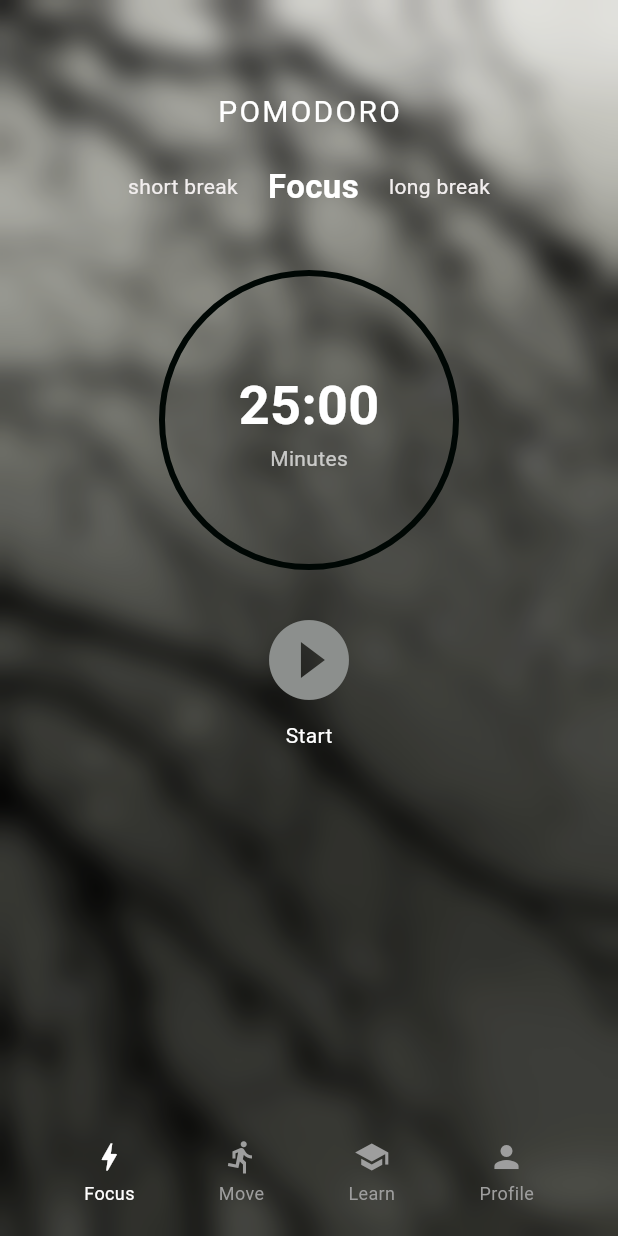
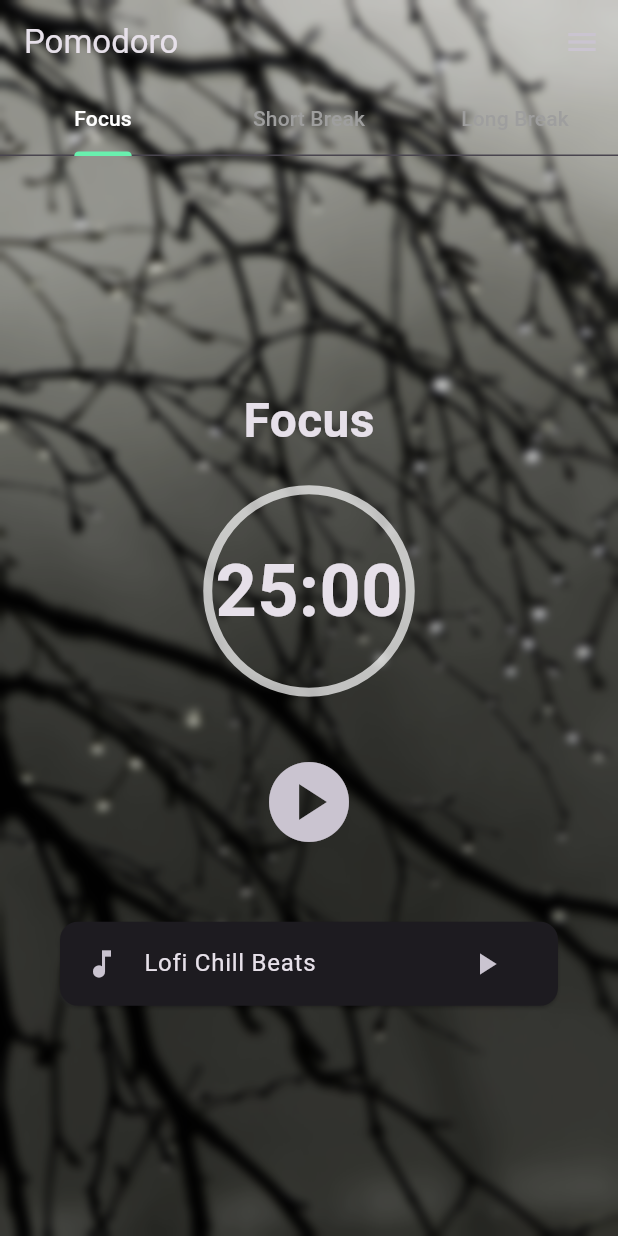
Before and after one commit to ritul805/momentum-app, a Flutter app: the screen it shows after launch, on a phone screen of 412 x 824 dp. Run offline on Flutter 3.47's test engine with Material 3 defaults, Android fonts, the phone set to English and light mode, and no system bars.

```diff
--- a/pomodoro_app/lib/main.dart
+++ b/pomodoro_app/lib/main.dart
@@ -1,239 +1,260 @@
-import 'package:flutter/material.dart';
 import 'dart:async';
 import 'dart:ui';
+import 'package:flutter/material.dart';
 
 void main() {
-  runApp(const PomodoroApp());
+  runApp(const MyApp());
 }
 
-class PomodoroApp extends StatelessWidget {
-  const PomodoroApp({super.key});
+class MyApp extends StatelessWidget {
+  const MyApp({super.key});
 
   @override
   Widget build(BuildContext context) {
-    return const MaterialApp(
+    return MaterialApp(
+      title: 'Pomodoro App',
+      theme: ThemeData.dark(),
+      home: const PomodoroScreen(),
       debugShowCheckedModeBanner: false,
-      home: PomodoroScreen(),
     );
   }
-}
-
-class NavItemData {
-  final IconData icon;
-  final String label;
-
-  NavItemData({required this.icon, required this.label});
 }
 
 class PomodoroScreen extends StatefulWidget {
   const PomodoroScreen({super.key});
 
   @override
-  // ignore: library_private_types_in_public_api
-  _PomodoroScreenState createState() => _PomodoroScreenState();
+  State<PomodoroScreen> createState() => _PomodoroScreenState();
 }
 
-class _PomodoroScreenState extends State<PomodoroScreen> {
-  int _selectedIndex = 0;
-  static const int initialTime = 25 * 60;
-  int _remainingTime = initialTime;
-  bool _isRunning = false;
+class _PomodoroScreenState extends State<PomodoroScreen> with TickerProviderStateMixin {
+  final List<String> timerTypes = ["Focus", "Short Break", "Long Break"];
+  final Map<String, int> timerDurations = {
+    "Focus": 1500,
+    "Short Break": 300,
+    "Long Break": 900,
+  };
+
+  late String selectedTimerType;
+  late int remainingSeconds;
   Timer? _timer;
+  bool isRunning = false;
 
-  final List<NavItemData> navItems = [
-    NavItemData(icon: Icons.bolt, label: "Focus"),
-    NavItemData(icon: Icons.directions_run, label: "Move"),
-    NavItemData(icon: Icons.school, label: "Learn"),
-    NavItemData(icon: Icons.person, label: "Profile"),
-  ];
+  late TabController _tabController;
 
-  void _onNavItemTapped(int index) {
+  @override
+  void initState() {
+    super.initState();
+    selectedTimerType = "Focus";
+    remainingSeconds = timerDurations[selectedTimerType]!;
+    _tabController = TabController(length: 3, vsync: this);
+    _tabController.addListener(() {
+      if (_tabController.indexIsChanging) return;
       setState(() {
-      _selectedIndex = index;
+        selectedTimerType = timerTypes[_tabController.index];
+        remainingSeconds = timerDurations[selectedTimerType]!;
+        _timer?.cancel();
+        isRunning = false;
+      });
     });
   }
 
-  void _toggleTimer() {
-    if (_isRunning) {
-      _pauseTimer();
+  void toggleTimer() {
+    if (isRunning) {
+      _timer?.cancel();
     } else {
-      _startTimer();
-    }
-  }
-
-  void _startTimer() {
       _timer = Timer.periodic(const Duration(seconds: 1), (timer) {
-      if (_remainingTime > 0) {
         setState(() {
-          _remainingTime--;
-        });
+          if (remainingSeconds > 0) {
+            remainingSeconds--;
           } else {
-        _pauseTimer();
+            _timer?.cancel();
+            isRunning = false;
           }
         });
-
+      });
+    }
     setState(() {
-      _isRunning = true;
+      isRunning = !isRunning;
     });
   }
 
-  void _pauseTimer() {
-    _timer?.cancel();
-    setState(() {
-      _isRunning = false;
-    });
-  }
-
-  String _formatTime(int seconds) {
+  String formatTime(int seconds) {
     final minutes = seconds ~/ 60;
     final secs = seconds % 60;
-    return '${minutes.toString().padLeft(2, '0')}:${secs.toString().padLeft(2, '0')}';
+    return "$minutes:${secs.toString().padLeft(2, '0')}";
   }
 
   @override
   void dispose() {
     _timer?.cancel();
+    _tabController.dispose();
     super.dispose();
   }
 
   @override
   Widget build(BuildContext context) {
-    return Scaffold(
-      body: Stack(
-        fit: StackFit.expand,
+    return Stack(
       children: [
-          Image.asset('assets/image.png', fit: BoxFit.cover),
-          BackdropFilter(
-            filter: ImageFilter.blur(sigmaX: 10.0, sigmaY: 10.0),
-            child: Container(color: Colors.black.withOpacity(0.1)),
-          ),
-          Column(
-            children: [
-              const SizedBox(height: 60),
-              const Text(
-                "POMODORO",
-                style: TextStyle(
-                  color: Colors.white,
-                  fontSize: 20,
-                  letterSpacing: 1.5,
+        Container(
+          decoration: const BoxDecoration(
+            image: DecorationImage(
+              image: AssetImage('assets/image.png'),
+              fit: BoxFit.cover,
             ),
           ),
-              const SizedBox(height: 20),
-              const Row(
+          child: BackdropFilter(
+            filter: ImageFilter.blur(sigmaX: 3, sigmaY: 3),
+            child: Container(
+              color: Colors.black.withOpacity(0.2),
+            ),
+          ),
+        ),
+        Scaffold(
+          backgroundColor: Colors.transparent,
+          appBar: AppBar(
+            backgroundColor: Colors.transparent,
+            elevation: 0,
+            title: const Text("Pomodoro"),
+            actions: [
+              IconButton(
+                icon: const Icon(Icons.menu),
+                onPressed: () {
+                  showModalBottomSheet(
+                    context: context,
+                    isScrollControlled: true,
+                    backgroundColor: Colors.transparent,
+                    builder: (_) => const HamburgerModal(),
+                  );
+                },
+              ),
+            ],
+            bottom: TabBar(
+              controller: _tabController,
+              tabs: timerTypes.map((type) => Tab(text: type)).toList(),
+              indicatorColor: Colors.greenAccent,
+              labelColor: Colors.white,
+              unselectedLabelColor: Colors.grey,
+            ),
+          ),
+          body: Column(
             mainAxisAlignment: MainAxisAlignment.center,
             children: [
               Text(
-                    "short break",
-                    style: TextStyle(color: Color.fromARGB(255, 242, 238, 238)),
+                selectedTimerType,
+                style: const TextStyle(fontSize: 32, fontWeight: FontWeight.bold),
               ),
-                  SizedBox(width: 20),
-                  Text(
-                    "Focus",
-                    style: TextStyle(
-                      color: Colors.white,
-                      fontSize: 22,
-                      fontWeight: FontWeight.bold,
+              const SizedBox(height: 20),
+              Container(
+                padding: const EdgeInsets.all(30),
+                decoration: BoxDecoration(
+                  shape: BoxShape.circle,
+                  border: Border.all(color: Colors.white70, width: 6),
+                ),
+                child: Text(
+                  formatTime(remainingSeconds),
+                  style: const TextStyle(fontSize: 48, fontWeight: FontWeight.bold),
                 ),
               ),
-                  SizedBox(width: 20),
-                  Text(
-                    "long break",
-                    style: TextStyle(color: Color.fromARGB(255, 242, 238, 238)),
+              const SizedBox(height: 30),
+              IconButton(
+                icon: Icon(isRunning ? Icons.pause_circle : Icons.play_circle, size: 64),
+                onPressed: toggleTimer,
+              ),
+              const SizedBox(height: 40),
+              const SongCard(),
+            ],
+          ),
         ),
       ],
-              ),
-              const SizedBox(height: 40),
-              Container(
-                width: 200,
-                height: 200,
-                decoration: BoxDecoration(
-                  shape: BoxShape.circle,
-                  border: Border.all(color: const Color.fromARGB(255, 0, 7, 4), width: 4),
-                ),
-                child: Center(
-                  child: Column(
-                    mainAxisAlignment: MainAxisAlignment.center,
-                    children: [
-                      Text(
-                        _formatTime(_remainingTime),
-                        style: const TextStyle(
-                          fontSize: 36,
-                          color: Colors.white,
-                          fontWeight: FontWeight.bold,
+    );
+  }
+}
+
+class SongCard extends StatelessWidget {
+  const SongCard({super.key});
+
+  @override
+  Widget build(BuildContext context) {
+    return Card(
+      margin: const EdgeInsets.symmetric(horizontal: 40),
+      child: ListTile(
+        leading: const Icon(Icons.music_note),
+        title: const Text("Lofi Chill Beats"),
+        trailing: IconButton(
+          icon: const Icon(Icons.play_arrow),
+          onPressed: () {
+            // Add play logic here
+          },
         ),
       ),
-                      const Text(
-                        "Minutes",
-                        style: TextStyle(color: Colors.white70),
+    );
+  }
+}
+
+class HamburgerModal extends StatelessWidget {
+  const HamburgerModal({super.key});
+
+  @override
+  Widget build(BuildContext context) {
+    return DraggableScrollableSheet(
+      initialChildSize: 0.85,
+      builder: (_, controller) => Container(
+        padding: const EdgeInsets.all(20),
+        decoration: const BoxDecoration(
+          color: Colors.black87,
+          borderRadius: BorderRadius.vertical(top: Radius.circular(25)),
+        ),
+        child: DefaultTabController(
+          length: 3,
+          child: Column(
+            children: const [
+              TabBar(
+                labelColor: Colors.white,
+                indicatorColor: Colors.greenAccent,
+                tabs: [
+                  Tab(icon: Icon(Icons.all_inclusive), text: 'Infinite Play'),
+                  Tab(icon: Icon(Icons.timer), text: 'Set Timer'),
+                  Tab(icon: Icon(Icons.loop), text: 'Set Interval'),
+                ],
+              ),
+              Expanded(
+                child: TabBarView(
+                  children: [
+                    InfinitePlayTab(),
+                    SetTimerTab(),
+                    SetIntervalTab(),
+                  ],
+                ),
               ),
             ],
           ),
         ),
       ),
-              const SizedBox(height: 20),
-              IconButton(
-                onPressed: _toggleTimer,
-                icon: Icon(_isRunning ? Icons.pause_circle_filled : Icons.play_circle_fill),
-                color: const Color.fromARGB(255, 140, 143, 141),
-                iconSize: 64,
-              ),
-              Text(
-                _isRunning ? "Pause" : "Start",
-                style: const TextStyle(color: Colors.white),
-              ),
-              const Spacer(),
-              Padding(
-                padding: const EdgeInsets.only(bottom: 20.0),
-                child: Row(
-                  mainAxisAlignment: MainAxisAlignment.spaceEvenly,
-                  children: List.generate(navItems.length, (index) {
-                    final item = navItems[index];
-                    final isSelected = index == _selectedIndex;
-                    return GestureDetector(
-                      onTap: () => _onNavItemTapped(index),
-                      child: NavItemWidget(
-                        icon: item.icon,
-                        label: item.label,
-                        selected: isSelected,
-                      ),
-                    );
-                  }),
-                ),
-              ),
-            ],
-          )
-        ],
-      ),
     );
   }
 }
 
-class NavItemWidget extends StatelessWidget {
-  final IconData icon;
-  final String label;
-  final bool selected;
-
-  const NavItemWidget({
-    super.key,
-    required this.icon,
-    required this.label,
-    this.selected = false,
-  });
-
+class InfinitePlayTab extends StatelessWidget {
+  const InfinitePlayTab({super.key});
   @override
   Widget build(BuildContext context) {
-    final color = selected ? const Color.fromARGB(255, 255, 254, 254) : Colors.grey;
-
-    return Column(
-      mainAxisSize: MainAxisSize.min,
-      children: [
-        Icon(icon, color: color),
-        const SizedBox(height: 4),
-        Text(
-          label,
-          style: TextStyle(color: color, fontSize: 12),
-        ),
-      ],
-    );
+    return const Center(child: Text("Infinite Play Settings", style: TextStyle(color: Colors.white)));
   }
 }
+
+class SetTimerTab extends StatelessWidget {
+  const SetTimerTab({super.key});
+  @override
+  Widget build(BuildContext context) {
+    return const Center(child: Text("Set Timer Settings", style: TextStyle(color: Colors.white)));
+  }
+}
+
+class SetIntervalTab extends StatelessWidget {
+  const SetIntervalTab({super.key});
+  @override
+  Widget build(BuildContext context) {
+    return const Center(child: Text("Set Interval Settings", style: TextStyle(color: Colors.white)));
+  }
+}
--- a/pomodoro_app/pubspec.yaml
+++ b/pomodoro_app/pubspec.yaml
@@ -35,6 +35,8 @@ dependencies:
   # The following adds the Cupertino Icons font to your application.
   # Use with the CupertinoIcons class for iOS style icons.
   cupertino_icons: ^1.0.8
+  google_fonts: ^6.1.0
+
 
 dev_dependencies:
   flutter_test:
```
Also changed, not shown: pomodoro_app/pubspec.lock, 18 other files. Lines whose indentation alone changed are shown as unchanged.
